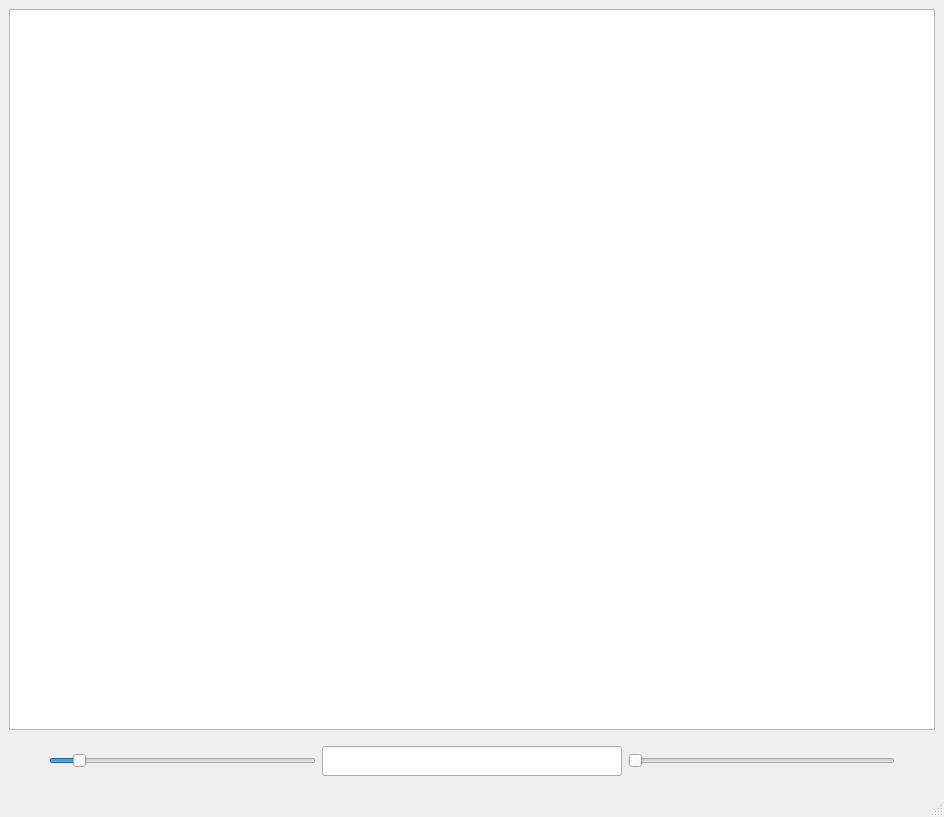
Qt form mainwindow.ui (mfialaf/ICP) before a commit.
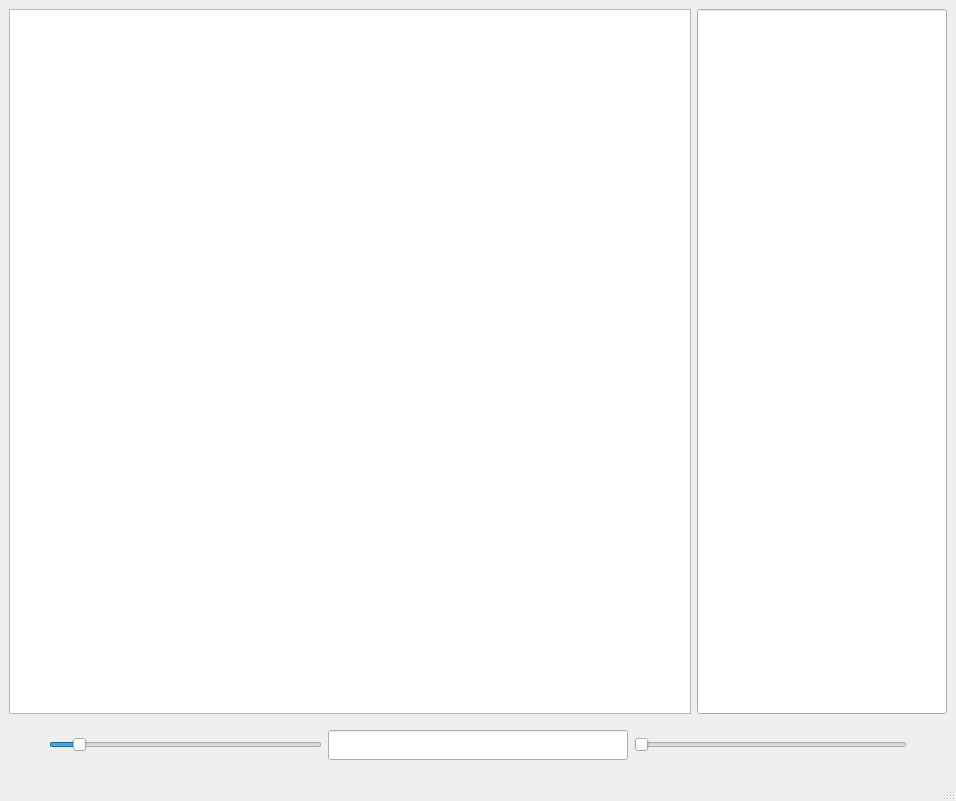
The same form after that commit.

Patch:
```diff
--- a/mainwindow.ui
+++ b/mainwindow.ui
@@ -6,19 +6,35 @@
    <rect>
     <x>0</x>
     <y>0</y>
-    <width>944</width>
-    <height>817</height>
+    <width>956</width>
+    <height>801</height>
    </rect>
   </property>
   <property name="windowTitle">
    <string>MainWindow</string>
   </property>
   <widget class="QWidget" name="centralwidget">
-   <layout class="QVBoxLayout" name="verticalLayout">
-    <item>
+   <layout class="QGridLayout" name="gridLayout">
+    <item row="0" column="0">
      <widget class="QGraphicsView" name="graphicsView"/>
     </item>
-    <item>
+    <item row="0" column="1">
+     <widget class="QLineEdit" name="lineEdit">
+      <property name="sizePolicy">
+       <sizepolicy hsizetype="Expanding" vsizetype="Expanding">
+        <horstretch>0</horstretch>
+        <verstretch>0</verstretch>
+       </sizepolicy>
+      </property>
+      <property name="maximumSize">
+       <size>
+        <width>250</width>
+        <height>16777215</height>
+       </size>
+      </property>
+     </widget>
+    </item>
+    <item row="1" column="0" colspan="2">
      <layout class="QHBoxLayout" name="horizontalLayout">
       <item>
        <spacer name="horizontalSpacer">
```
Left out of the diff: 2 changed lines with no effect on the pictures.
